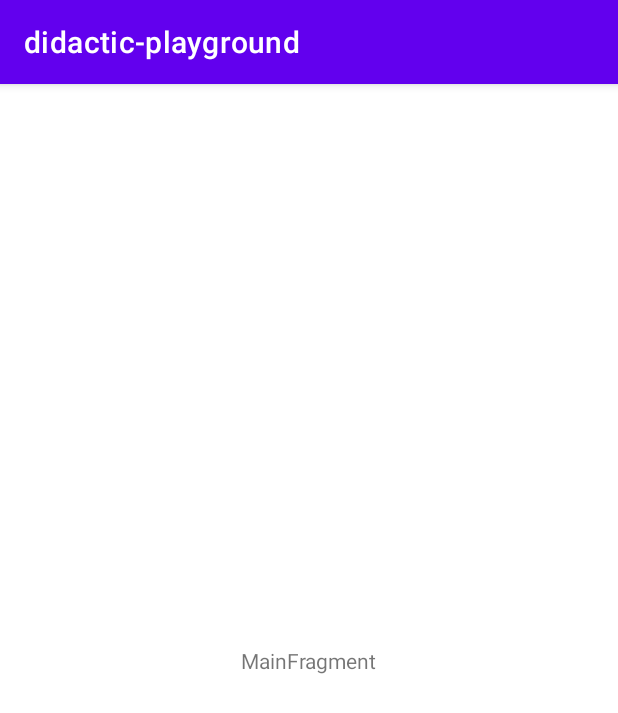
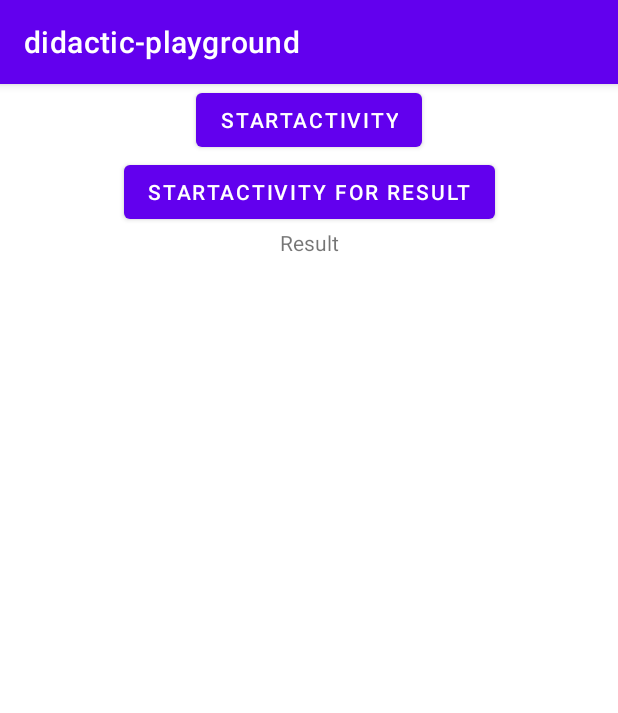
Before and after one commit to KlodianKambo/didactic-playground, an Android app: the screen it shows after launch (MainActivity), on a phone screen of 412 x 824 dp. Shown: the top 713 px of the screen. Run offline under Robolectric (Android 15) with nearby library versions, the phone set to English and light mode, and no system bars.

Commit message:
feat: add start activity and start activity for result. Default flags

```diff
--- a/app/build.gradle
+++ b/app/build.gradle
@@ -30,6 +30,10 @@ android {
     kotlinOptions {
         jvmTarget = '1.8'
     }
+
+    buildFeatures {
+        viewBinding true
+    }
 }
 
 dependencies {
--- a/app/src/main/AndroidManifest.xml
+++ b/app/src/main/AndroidManifest.xml
@@ -22,6 +22,10 @@
                 <category android:name="android.intent.category.LAUNCHER" />
             </intent-filter>
         </activity>
+
+        <activity android:name=".SecondActivity"
+            android:exported="true"/>
+
     </application>
 
 </manifest>
--- a/app/src/main/java/com/kambo/klodian/didactic_playground/MainActivity.kt
+++ b/app/src/main/java/com/kambo/klodian/didactic_playground/MainActivity.kt
@@ -1,8 +1,12 @@
 package com.kambo.klodian.didactic_playground
 
+import android.app.Activity
+import android.content.Intent
+import android.os.Bundle
+import androidx.activity.result.ActivityResultLauncher
+import androidx.activity.result.contract.ActivityResultContracts
 import androidx.appcompat.app.AppCompatActivity
-import android.os.Bundle
-import com.kambo.klodian.didactic_playground.ui.main.MainFragment
+import com.kambo.klodian.didactic_playground.databinding.ActivityMainBinding
 
 
 /**
@@ -16,21 +20,38 @@ class MainActivity : AppCompatActivity() {
     /**
      * [Lifecycle](https://developer.android.com/guide/components/activities/activity-lifecycle#alc)
      */
+    private lateinit var binding: ActivityMainBinding
+
     override fun onCreate(savedInstanceState: Bundle?) {
         super.onCreate(savedInstanceState)
 
-        // sets the layout to be rendered for this activity
-        setContentView(R.layout.activity_main)
+        binding = ActivityMainBinding.inflate(layoutInflater)
+        setContentView(binding.root)
 
-        // this statement provides a guarantee to not replace the fragment on rotation
-        if (savedInstanceState == null) {
-            // fragmentManager already handles the transaction
-            // without this code you will add to the fragment manager an additional
-            // replace transaction for every rotation you make. You will have n + 1 fragments in the fragment
-            // manager where n = number of device rotations
-            supportFragmentManager.beginTransaction()
-                .replace(R.id.container, MainFragment.newInstance())
-                .commitNow()
+
+        binding.buttonStartActivity.setOnClickListener {
+            // Example usage of startActivity
+            val intent = Intent(this, SecondActivity::class.java)
+            startActivity(intent)
+        }
+
+        binding.buttonStartActivityForResult.setOnClickListener {
+            // Example usage of startActivityForResult using ActivityResultLauncher
+            val intent = Intent(this, SecondActivity::class.java)
+            getResultActivityLauncher().launch(intent)
+        }
+    }
+
+    private fun getResultActivityLauncher(): ActivityResultLauncher<Intent> {
+        return registerForActivityResult(ActivityResultContracts.StartActivityForResult()) { result ->
+            if (result.resultCode == Activity.RESULT_OK) {
+                val resultData = result.data?.getStringExtra("RESULT_DATA")
+                // Handle the result data from the SecondActivity here
+                binding.resultTextView.text = resultData
+            } else if (result.resultCode == Activity.RESULT_CANCELED) {
+                // Handle the case where the SecondActivity was canceled
+                binding.resultTextView.text = "Cancelled"
+            }
         }
     }
 }
--- a/app/src/main/res/layout/activity_main.xml
+++ b/app/src/main/res/layout/activity_main.xml
@@ -1,7 +1,37 @@
 <?xml version="1.0" encoding="utf-8"?>
-<FrameLayout xmlns:android="http://schemas.android.com/apk/res/android"
+<androidx.constraintlayout.widget.ConstraintLayout xmlns:android="http://schemas.android.com/apk/res/android"
+    xmlns:app="http://schemas.android.com/apk/res-auto"
     xmlns:tools="http://schemas.android.com/tools"
     android:id="@+id/container"
     android:layout_width="match_parent"
     android:layout_height="match_parent"
-    tools:context=".MainActivity" />
+    tools:context=".MainActivity">
+
+    <Button
+        android:id="@+id/buttonStartActivity"
+        android:layout_width="wrap_content"
+        android:layout_height="wrap_content"
+        android:text="StartActivity"
+        app:layout_constraintEnd_toEndOf="parent"
+        app:layout_constraintStart_toStartOf="parent"
+        app:layout_constraintTop_toTopOf="parent" />
+
+    <Button
+        android:id="@+id/buttonStartActivityForResult"
+        android:layout_width="wrap_content"
+        android:layout_height="wrap_content"
+        android:text="StartActivity For Result"
+        app:layout_constraintEnd_toEndOf="parent"
+        app:layout_constraintStart_toStartOf="parent"
+        app:layout_constraintTop_toBottomOf="@+id/buttonStartActivity" />
+
+    <TextView
+        android:id="@+id/resultTextView"
+        android:layout_width="wrap_content"
+        android:layout_height="wrap_content"
+        android:text="Result"
+        app:layout_constraintEnd_toEndOf="@+id/buttonStartActivityForResult"
+        app:layout_constraintStart_toStartOf="@+id/buttonStartActivityForResult"
+        app:layout_constraintTop_toBottomOf="@+id/buttonStartActivityForResult" />
+
+</androidx.constraintlayout.widget.ConstraintLayout>
```
Also changed, not shown: app/src/main/java/com/kambo/klodian/didactic_playground/SecondActivity.kt (added, +32 -0 lines), app/src/main/res/layout/second_activity.xml (added, +33 -0 lines).
